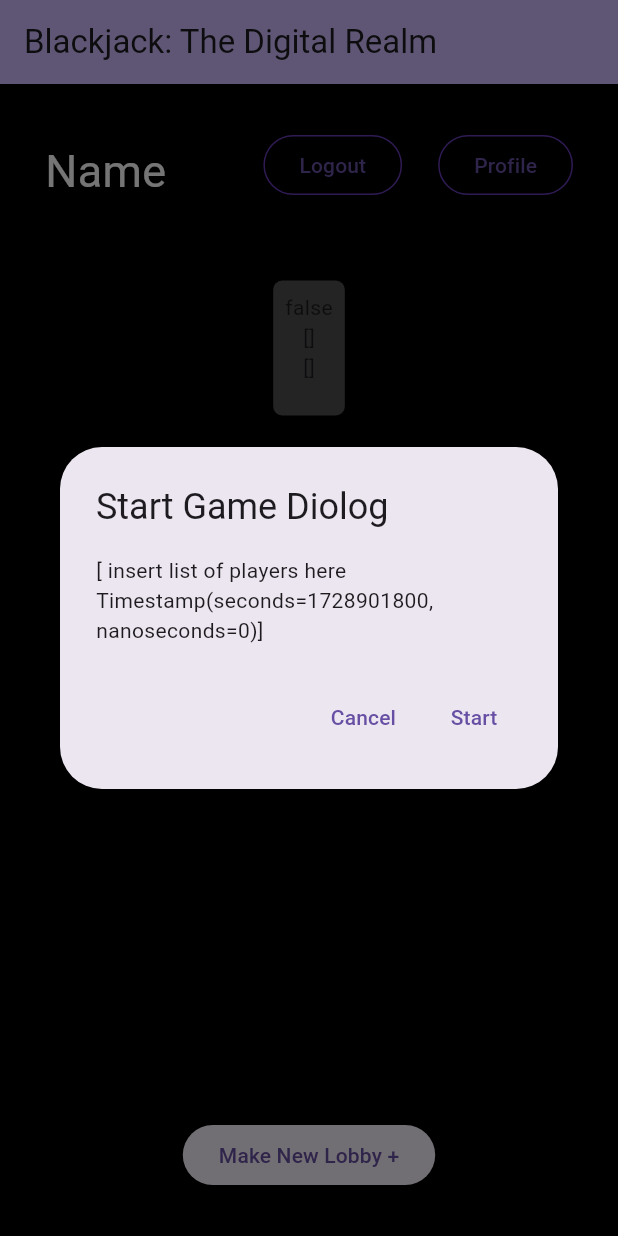
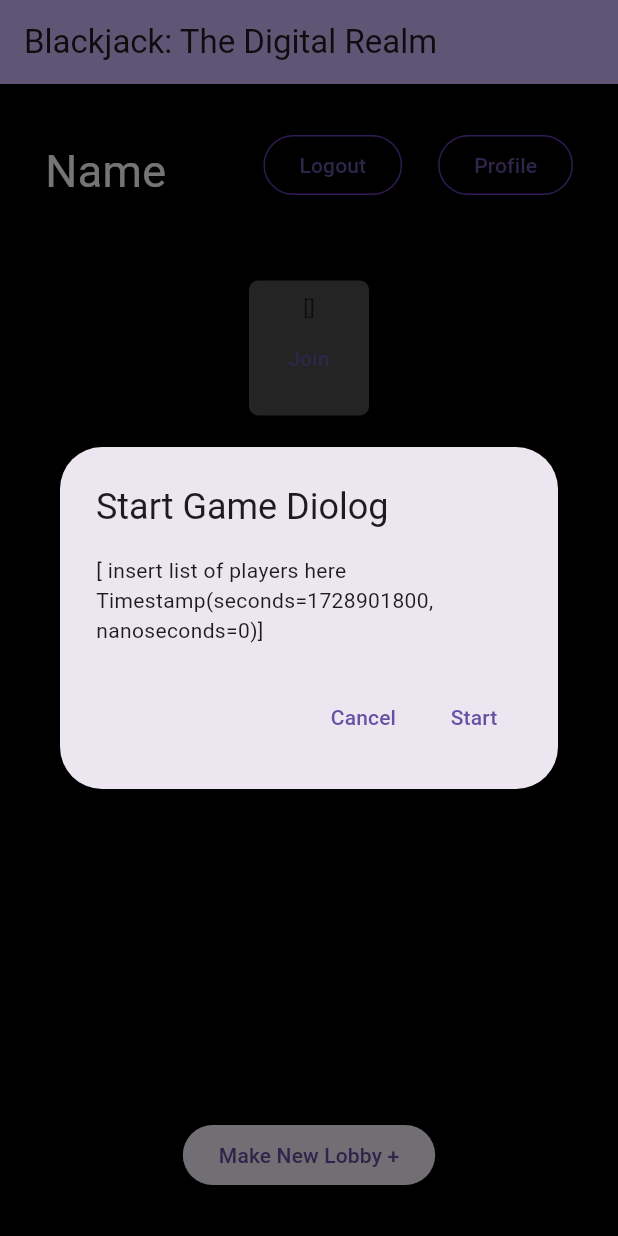
Before and after one commit to LeitMoth/blackjack-the-digital-realm, a Flutter app: the screen it shows once a user with an empty profile is signed in, after a tap on "Make New Lobby +", on a phone screen of 412 x 824 dp. Run offline on Flutter 3.47's test engine with Material 3 defaults, Android fonts, the phone set to English and light mode, and no system bars; our stand-ins replace cloud_firestore, firebase_auth, firebase_core, go_router, google_fonts; missing offline and left inert: firebase_ui_auth; accounts and stored records are empty.

Commit message:
joining might work now?

```diff
--- a/lib/game_state.dart
+++ b/lib/game_state.dart
@@ -2,7 +2,9 @@ class GameState {
   GameState(
       {required this.started,
       required this.playerIds,
-      required this.playerNames});
+      required this.playerNames,
+      required this.docId});
+  String docId;
   bool started;
   List<String> playerIds;
   List<String> playerNames;
--- a/lib/home_page.dart
+++ b/lib/home_page.dart
@@ -89,9 +89,12 @@ class _HomePageState extends State<HomePage> {
                             borderRadius: BorderRadius.circular(6),
                           ),
                           child: Column(children: [
-                            Text("${game.started}"),
-                            Text("${game.playerIds}"),
+                            // Text("${game.started}"),
+                            // Text("${game.playerIds}"),
                             Text("${game.playerNames}"),
+                            TextButton(onPressed: () {
+                              appState.joinLobby(game.docId, context);
+                            }, child: const Text("Join"))
                           ])),
                   ],
                 ),
```
Also changed, not shown: lib/app_state.dart (+15 -12 lines).
